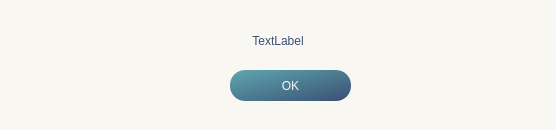
The window that GUI/SymposiumGui/notification.ui (RickZack/Symposium) describes before a commit, drawn with Qt 5.
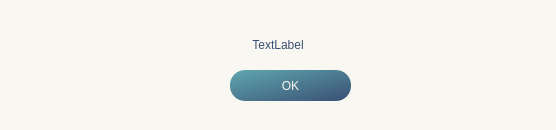
The same window after the commit. Icons and pictures are not drawn.

Diff of the .ui file:
```diff
--- a/GUI/SymposiumGui/notification.ui
+++ b/GUI/SymposiumGui/notification.ui
@@ -45,7 +45,7 @@
      <x>37</x>
      <y>30</y>
      <width>482</width>
-     <height>21</height>
+     <height>30</height>
     </rect>
    </property>
    <property name="styleSheet">
```
Left out of the diff: 2 changed lines with no effect on the pictures.
